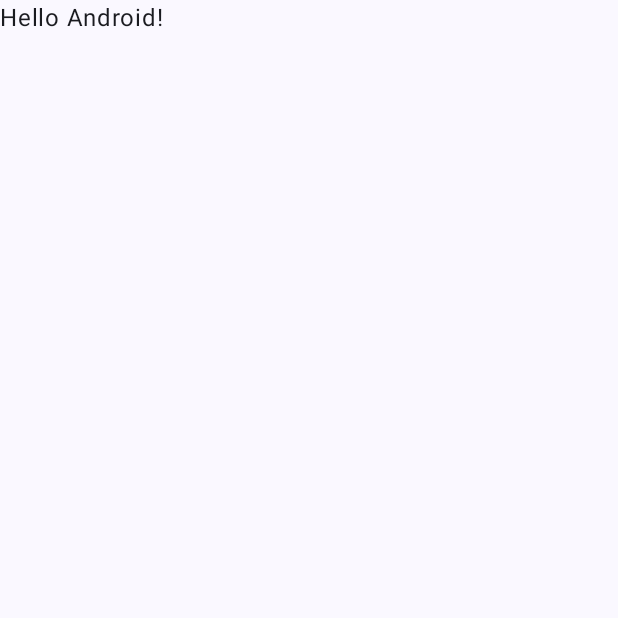
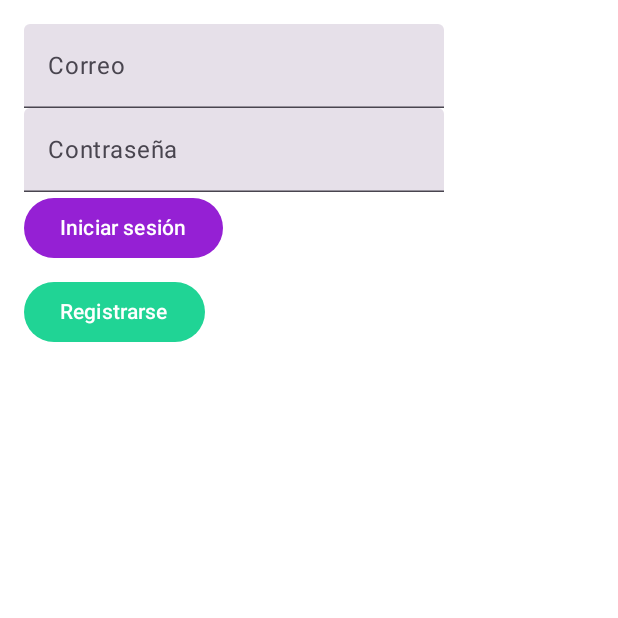
Before and after one commit to CristianDAvella/siddhartha, an Android app built with Jetpack Compose: the screen it shows after launch (MainActivity), on a phone screen of 412 x 824 dp, the top half of it. Before the commit the part shown is almost empty. Run offline under Robolectric (Android 15) with nearby library versions, the phone set to English and light mode, and no system bars.

Commit message:
Primera version de login

```diff
--- a/app/src/main/java/com/example/siddhartha/ui/theme/Theme.kt
+++ b/app/src/main/java/com/example/siddhartha/ui/theme/Theme.kt
@@ -1,58 +1,26 @@
 package com.example.siddhartha.ui.theme
 
-import android.app.Activity
-import android.os.Build
-import androidx.compose.foundation.isSystemInDarkTheme
-import androidx.compose.material3.MaterialTheme
-import androidx.compose.material3.darkColorScheme
-import androidx.compose.material3.dynamicDarkColorScheme
-import androidx.compose.material3.dynamicLightColorScheme
-import androidx.compose.material3.lightColorScheme
+import androidx.compose.material3.*
 import androidx.compose.runtime.Composable
-import androidx.compose.ui.platform.LocalContext
-
-private val DarkColorScheme = darkColorScheme(
-    primary = Purple80,
-    secondary = PurpleGrey80,
-    tertiary = Pink80
-)
-
-private val LightColorScheme = lightColorScheme(
-    primary = Purple40,
-    secondary = PurpleGrey40,
-    tertiary = Pink40
-
-    /* Other default colors to override
-    background = Color(0xFFFFFBFE),
-    surface = Color(0xFFFFFBFE),
-    onPrimary = Color.White,
-    onSecondary = Color.White,
-    onTertiary = Color.White,
-    onBackground = Color(0xFF1C1B1F),
-    onSurface = Color(0xFF1C1B1F),
-    */
-)
+import androidx.compose.ui.graphics.Color
 
 @Composable
-fun SiddharthaTheme(
-    darkTheme: Boolean = isSystemInDarkTheme(),
-    // Dynamic color is available on Android 12+
-    dynamicColor: Boolean = true,
-    content: @Composable () -> Unit
-) {
-    val colorScheme = when {
-        dynamicColor && Build.VERSION.SDK_INT >= Build.VERSION_CODES.S -> {
-            val context = LocalContext.current
-            if (darkTheme) dynamicDarkColorScheme(context) else dynamicLightColorScheme(context)
-        }
-
-        darkTheme -> DarkColorScheme
-        else -> LightColorScheme
-    }
+fun SiddharthaTheme(content: @Composable () -> Unit) {
+    val colorScheme = lightColorScheme(
+        primary = Color(0xFF9520d4),
+        secondary = Color(0xFF20d495),
+        tertiary = Color(0xFFd49520),
+        background = Color(0xFFFFFFFF),
+        surface = Color(0xFFFFFFFF),
+        onPrimary = Color.White,
+        onSecondary = Color.Black,
+        onBackground = Color.Black,
+        onSurface = Color.Black,
+    )
 
     MaterialTheme(
         colorScheme = colorScheme,
-        typography = Typography,
+        typography = Typography(),
         content = content
     )
 }
--- /dev/null
+++ b/app/src/main/java/com/example/siddhartha/view/LoginScreen.kt
@@ -0,0 +1,33 @@
+package com.example.siddhartha.view
+
+import androidx.compose.foundation.layout.*
+import androidx.compose.material3.*
+import androidx.compose.runtime.*
+import androidx.compose.ui.Modifier
+import androidx.compose.ui.res.stringResource
+import androidx.compose.ui.text.input.PasswordVisualTransformation
+import androidx.compose.ui.unit.dp
+import com.example.siddhartha.viewmodel.AuthViewModel
+import com.example.siddhartha.R
+
+@Composable
+fun LoginScreen(viewModel: AuthViewModel) {
+    var email by remember { mutableStateOf("") }
+    var password by remember { mutableStateOf("") }
+
+    Scaffold { innerPadding ->
+        Column(modifier = Modifier
+            .padding(innerPadding)
+            .padding(16.dp)) {
+            TextField(value = email, onValueChange = { email = it }, label = { Text(stringResource(R.string.email)) })
+            TextField(value = password, onValueChange = { password = it }, label = { Text(stringResource(R.string.password)) }, visualTransformation = PasswordVisualTransformation())
+            Button(onClick = { viewModel.login(email, password) }, colors = ButtonDefaults.buttonColors(containerColor =  MaterialTheme.colorScheme.primary)) {
+                Text(text = stringResource(R.string.login))
+            }
+            Spacer(modifier = Modifier.height(8.dp))
+            Button(onClick = { viewModel.register(email, password) }, colors = ButtonDefaults.buttonColors(containerColor =  MaterialTheme.colorScheme.secondary)) {
+                Text(text = stringResource(R.string.register))
+            }
+        }
+    }
+}
--- a/app/src/main/java/com/example/siddhartha/view/MainActivity.kt
+++ b/app/src/main/java/com/example/siddhartha/view/MainActivity.kt
@@ -7,41 +7,26 @@ import androidx.activity.enableEdgeToEdge
 import androidx.compose.foundation.layout.fillMaxSize
 import androidx.compose.foundation.layout.padding
 import androidx.compose.material3.Scaffold
+import androidx.compose.material3.Surface
+import androidx.compose.material3.MaterialTheme
 import androidx.compose.material3.Text
 import androidx.compose.runtime.Composable
+import androidx.compose.runtime.remember
 import androidx.compose.ui.Modifier
 import androidx.compose.ui.tooling.preview.Preview
+
 import com.example.siddhartha.ui.theme.SiddharthaTheme
+import com.example.siddhartha.view.SiddhartaApp
 
 class MainActivity : ComponentActivity() {
     override fun onCreate(savedInstanceState: Bundle?) {
         super.onCreate(savedInstanceState)
-        enableEdgeToEdge()
         setContent {
             SiddharthaTheme {
-                Scaffold(modifier = Modifier.fillMaxSize()) { innerPadding ->
-                    Greeting(
-                        name = "Android",
-                        modifier = Modifier.padding(innerPadding)
-                    )
+                Surface(modifier = Modifier.fillMaxSize(), color = MaterialTheme.colorScheme.background) {
+                    SiddhartaApp()
                 }
             }
         }
     }
 }
-
-@Composable
-fun Greeting(name: String, modifier: Modifier = Modifier) {
-    Text(
-        text = "Hello $name!",
-        modifier = modifier
-    )
-}
-
-@Preview(showBackground = true)
-@Composable
-fun GreetingPreview() {
-    SiddharthaTheme {
-        Greeting("Android")
-    }
-}
--- /dev/null
+++ b/app/src/main/java/com/example/siddhartha/view/SiddhartaApp.kt
@@ -0,0 +1,24 @@
+package com.example.siddhartha.view
+
+import androidx.compose.material3.*
+import androidx.compose.runtime.*
+import androidx.compose.foundation.layout.*
+import androidx.compose.ui.Modifier
+import androidx.compose.ui.unit.dp
+import com.example.siddhartha.viewmodel.AuthViewModel
+
+@Composable
+fun SiddhartaApp() {
+    val viewModel = remember { AuthViewModel() }
+    if (!viewModel.authState.value) {
+        LoginScreen(viewModel)
+    } else {
+        Scaffold {
+            Surface(modifier = Modifier
+                .fillMaxSize()
+                .padding(it), color = MaterialTheme.colorScheme.background) {
+                Text("Bienvenido a Siddharta", modifier = Modifier.padding(16.dp))
+            }
+        }
+    }
+}
--- /dev/null
+++ b/app/src/main/java/com/example/siddhartha/viewmodel/AuthViewModel.kt
@@ -0,0 +1,17 @@
+package com.example.siddhartha.viewmodel
+
+import androidx.compose.runtime.mutableStateOf
+import androidx.lifecycle.ViewModel
+
+class AuthViewModel : ViewModel() {
+    var authState = mutableStateOf(false)
+        private set
+
+    fun login(email: String, password: String) {
+        authState.value = true
+    }
+
+    fun register(email: String, password: String) {
+        authState.value = true
+    }
+}
--- a/app/src/main/res/values/strings.xml
+++ b/app/src/main/res/values/strings.xml
@@ -1,3 +1,7 @@
 <resources>
-    <string name="app_name">siddhartha</string>
+    <string name="app_name">Siddhartha</string>
+    <string name="email">Correo</string>
+    <string name="password">Contraseña</string>
+    <string name="login">Iniciar sesión</string>
+    <string name="register">Registrarse</string>
 </resources>
```
